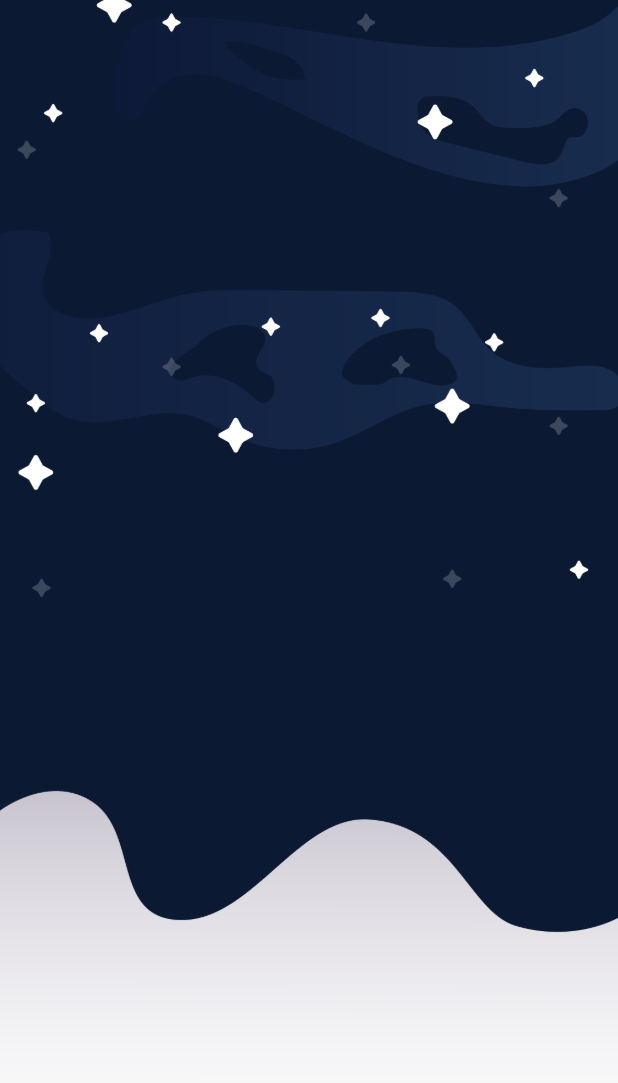
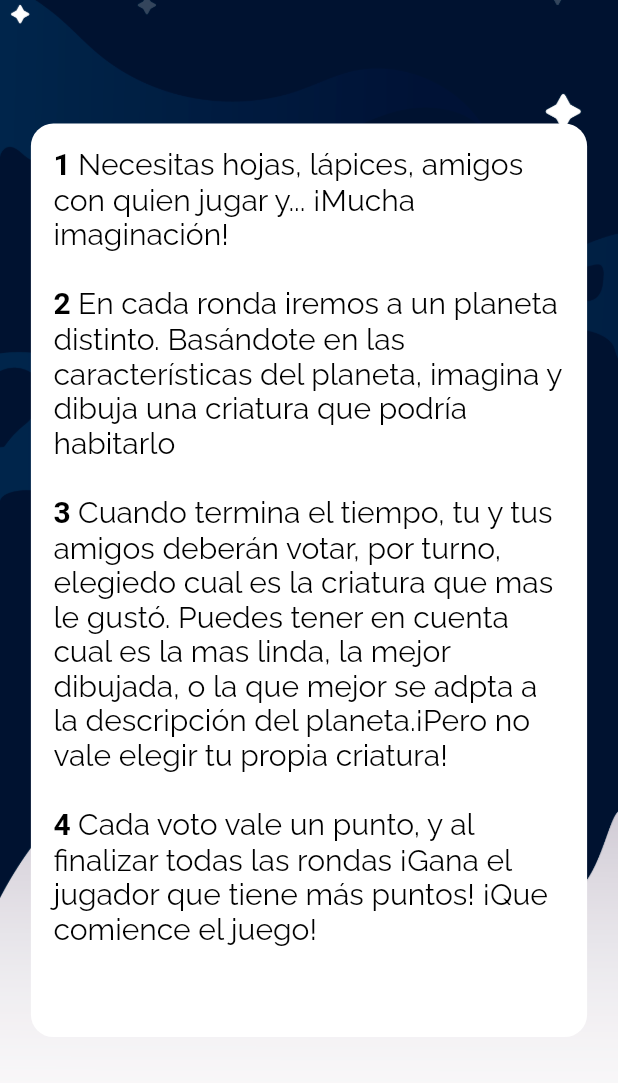
Before and after one commit to spaceInvadersTeam/spacequest, a Flutter app: the screen it shows after launch, swiped to page 3, on a phone screen of 412 x 824 dp. Shown: the top 1083 px of the screen. Run offline on Flutter 3.47's test engine with Material 2 defaults, Android fonts, the phone set to English and light mode, and no system bars; our stand-ins replace auto_size_text, google_fonts.

Commit message:
Add help texts

```diff
--- a/assets/locale/es.json
+++ b/assets/locale/es.json
@@ -3,8 +3,15 @@
   "start": "J U G A R",
   "help_button": "Como jugar",
   "help_page_title": "Página de ayuda",
-  "help_text_1": "Texto de ayuda 1",
-  "help_text_2": "Texto de ayuda 2",
+  "help_text_1_1": "Hola! soy ",
+  "help_text_1_2": "Ruffo",
+  "help_text_1_3": ", vengo de IO, una de las tres lunas más grandes de Júpiter.",
+  "help_text_1_4": "Juntos emprenderemos un viaje de descubriendo hacia el cosmos, imaginando qué criaturas podrían habitar en nuestro sistema solar",
+  "help_text_1_5": "¿Me ayudás a imaginarlos?",
+  "help_text_2_1": "Necesitas hojas, lápices, amigos con quien jugar y... ¡Mucha imaginación!",
+  "help_text_2_2": "En cada ronda iremos a un planeta distinto. Basándote en las características del planeta, imagina y dibuja una criatura que podría habitarlo",
+  "help_text_2_3": "Cuando termina el tiempo, tu y tus amigos deberán votar, por turno, elegiedo cual es la criatura que mas le gustó. Puedes tener en cuenta cual es la mas linda, la mejor dibujada, o la que mejor se adpta a la descripción del planeta.¡Pero no vale elegir tu propia criatura!",
+  "help_text_2_4": "Cada voto vale un punto, y al finalizar todas las rondas ¡Gana el jugador que tiene más puntos! ¡Que comience el juego!",
   "10_things": "10 Cosas que Necesitas Saber",
   "10_things_about": "10 Cosas que Necesitas Saber Sobre",
   "mercury" : {
--- a/lib/help_page2.dart
+++ b/lib/help_page2.dart
@@ -1,5 +1,6 @@
 import 'package:flutter/cupertino.dart';
 import 'package:flutter/material.dart';
+import 'package:google_fonts/google_fonts.dart';
 import 'package:space_quest/localization/translations.dart';
 
 class HelpPage2 extends StatelessWidget {
@@ -8,15 +9,57 @@ class HelpPage2 extends StatelessWidget {
   Widget build(BuildContext context) {
     var translator = Translations.of(context);
     return Scaffold(
-      body:Container(
-        decoration: BoxDecoration(
-        image: DecorationImage(
-          image: AssetImage("assets/images/F3.png"),
-     fit: BoxFit.fitWidth
-    ) ,
-    ),
-    ),)
-    ;
+      body: new Stack(
+        children: <Widget>[
+          Container(
+            decoration: BoxDecoration(
+              image: DecorationImage(
+                image: AssetImage("assets/images/F2.png"),
+                fit: BoxFit.fitWidth
+              ),
+            ),
+          ),
+          Positioned(
+            top: MediaQuery.of(context).size.height * 0.1,
+            width: MediaQuery.of(context).size.width,
+            child: Center (
+              child: Container(
+                decoration: BoxDecoration(
+                  color: Colors.white,
+                  borderRadius: BorderRadius.circular(15),
+                ),
+                padding:  EdgeInsets.fromLTRB(15, 15, 15, 15),
+                width: MediaQuery.of(context).size.width * 0.9,
+                child : new RichText(
+                    text:  new TextSpan(
+                      style:  GoogleFonts.raleway(
+                          textStyle: new TextStyle(
+                          fontSize: 20.0,
+                          color: Colors.black,
+                        )
+                      ),
+                      children: <TextSpan>[
+                        new TextSpan( text: '1 ', style: const TextStyle(fontWeight: FontWeight.bold),),
+                        new TextSpan( text: translator.text('help_text_2_1')),
+                        new TextSpan( text: "\n"+"\n"),
+                        new TextSpan( text: '2 ', style: const TextStyle(fontWeight: FontWeight.bold),),
+                        new TextSpan( text: translator.text('help_text_2_2')),
+                        new TextSpan( text: "\n"+"\n"),
+                        new TextSpan( text: '3 ', style: const TextStyle(fontWeight: FontWeight.bold),),
+                        new TextSpan( text: translator.text('help_text_2_3')),
+                        new TextSpan( text: "\n"+"\n"),
+                        new TextSpan( text: '4 ', style: const TextStyle(fontWeight: FontWeight.bold),),
+                        new TextSpan( text: translator.text('help_text_2_4')),
+                        new TextSpan( text: "\n"+"\n"),
+                      ]
+                    )
+                  )
+                )
+              )
+            ),
+          ],
+        )
+    );
   }
 
 
--- a/pubspec.yaml
+++ b/pubspec.yaml
@@ -29,6 +29,8 @@ dependencies:
   # The following adds the Cupertino Icons font to your application.
   # Use with the CupertinoIcons class for iOS style icons.
   cupertino_icons: ^1.0.0
+  auto_size_text: ^2.1.0
+  google_fonts: ^1.1.0
 
 dev_dependencies:
   flutter_test:
```
Also changed, not shown: assets/locale/en.json (+9 -0 lines), lib/help_page.dart (+38 -3 lines), 1 other file.
